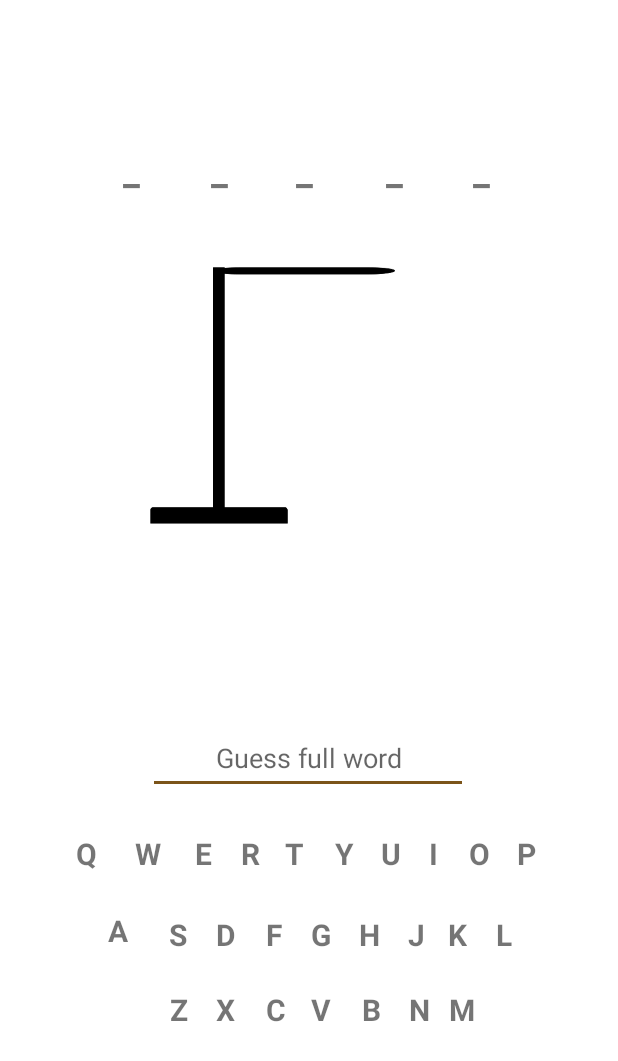
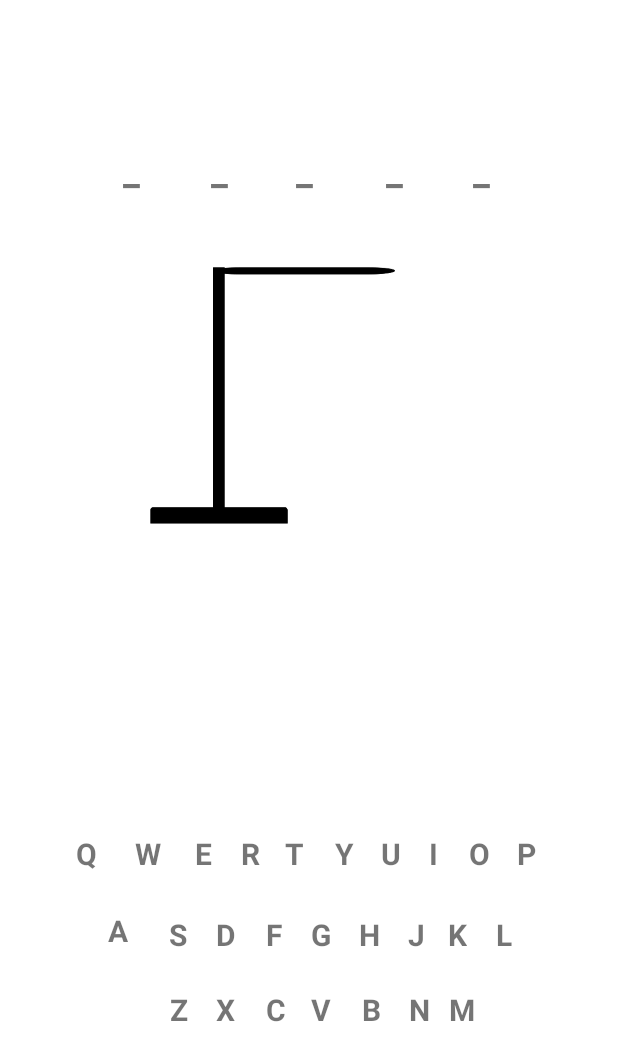
Before and after one commit to tahlly88/group3_mobile_app_dev, an Android app: the newGame screen opened directly, with no data from a screen before it, on a phone screen of 412 x 824 dp. Shown: the top 1061 px of the screen. Run offline under Robolectric (Android 15) with nearby library versions, the phone set to English and light mode, and no system bars; 5 statements that could not run were skipped.

Commit message:
Removed buggy Text Entry field for the game. The code is still there in newGame.java to be implemented/fixed later.

```diff
--- a/app/src/main/java/com/groupprojects/hangman/newGame.java
+++ b/app/src/main/java/com/groupprojects/hangman/newGame.java
@@ -124,6 +124,7 @@ public class newGame extends AppCompatActivity {
         startActivity(intent);
     }
 
+    //To be implemented in the future
     public void checkTypedWord(View view){
 
         typedWord = ((TextView)view).getText().toString();
--- a/app/src/main/res/layout/activity_new_game.xml
+++ b/app/src/main/res/layout/activity_new_game.xml
@@ -69,23 +69,6 @@
         app:layout_constraintStart_toStartOf="parent"
         app:layout_constraintTop_toTopOf="parent"
         app:srcCompat="@drawable/hangman5" />
-
-    <EditText
-        android:id="@+id/typedWORD"
-        android:layout_width="wrap_content"
-        android:layout_height="wrap_content"
-        android:ems="10"
-        android:inputType="textPersonName"
-        android:minHeight="48dp"
-        android:onClick="checkTypedWord"
-        android:hint="Guess full word"
-        android:textAlignment="center"
-        app:layout_constraintBottom_toBottomOf="parent"
-        app:layout_constraintEnd_toEndOf="parent"
-        app:layout_constraintHorizontal_bias="0.497"
-        app:layout_constraintStart_toStartOf="parent"
-        app:layout_constraintTop_toTopOf="parent"
-        app:layout_constraintVertical_bias="0.62" />
 
     <TextView
         android:id="@+id/alphQ"
```
